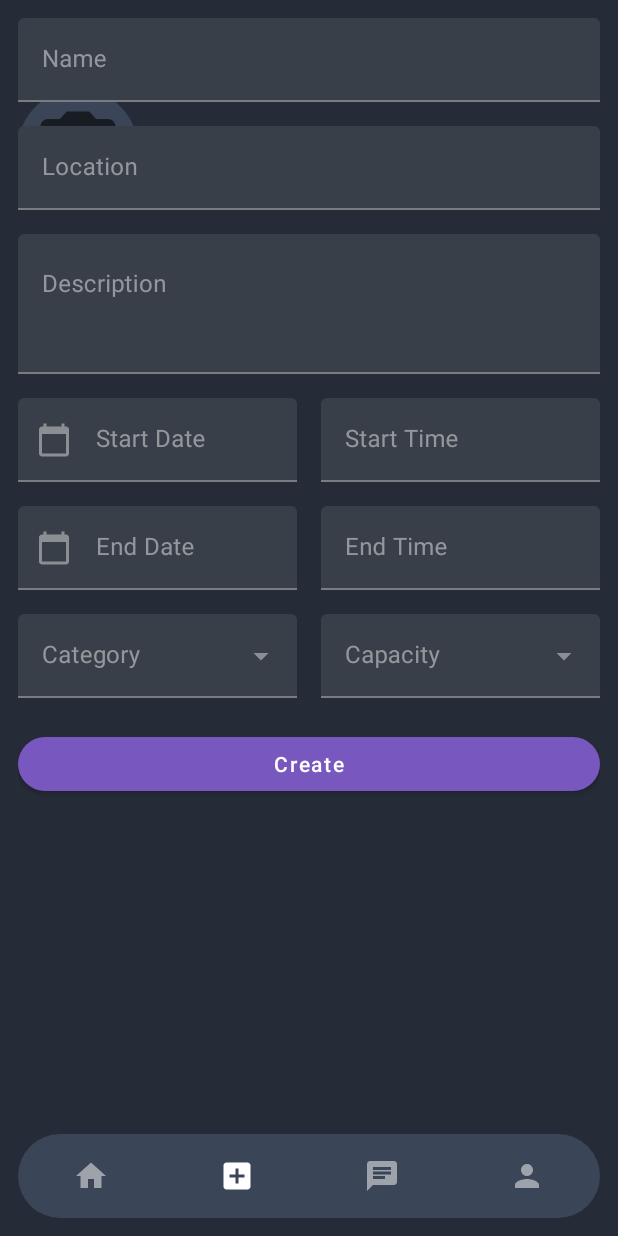
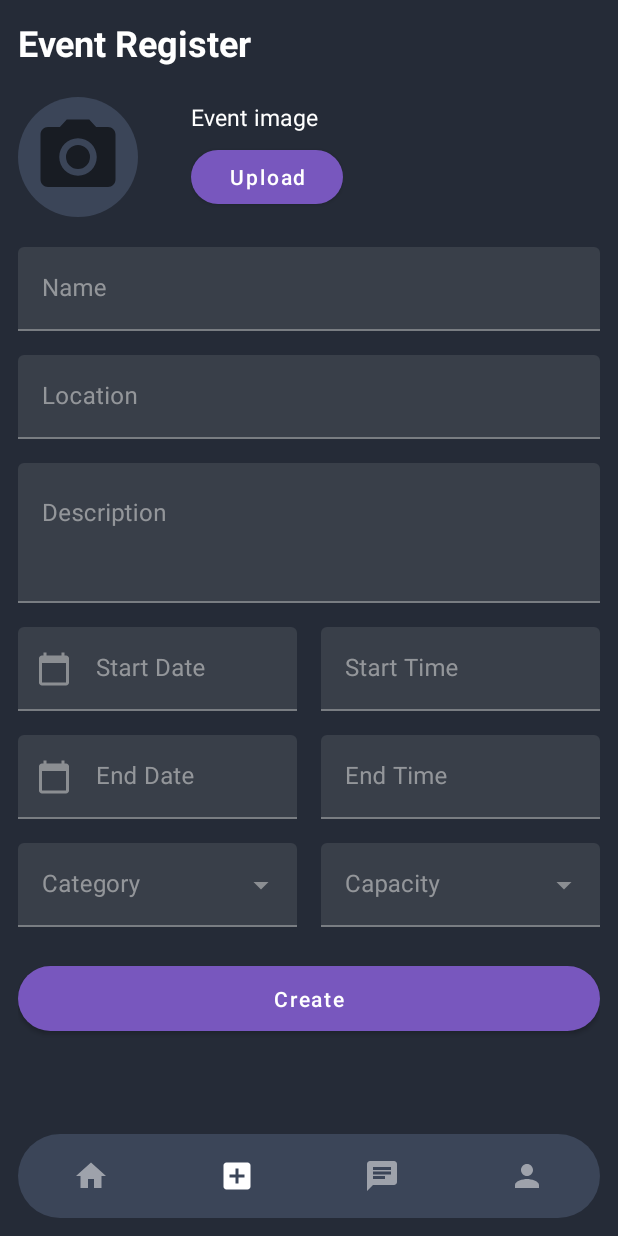
Before and after one commit to ArturAlcoverro/Eventme, an Android app: the screen it shows after launch (MainActivity), item 2 of the bottom bar chosen, on a phone screen of 412 x 824 dp. Run offline under Robolectric (Android 15) with nearby library versions, the phone set to English and light mode, and no system bars; libraries missing offline, so code that uses them is left out: net.yslibrary.android; 1 statement that could not run was skipped.

Commit message:
Arreglat el AddEvent + petits canvis visuals

```diff
--- a/app/src/main/res/drawable/shape_icon_box.xml
+++ b/app/src/main/res/drawable/shape_icon_box.xml
@@ -2,7 +2,5 @@
 <shape xmlns:android="http://schemas.android.com/apk/res/android">
 
     <corners android:radius="5dp" />
-    <stroke
-        android:width="0.5dp"
-        android:color="@color/font_color" />
+    <solid android:color="@color/background_color_light"/>
 </shape>
--- a/app/src/main/res/layout/fragment_create_event.xml
+++ b/app/src/main/res/layout/fragment_create_event.xml
@@ -1,25 +1,33 @@
 <?xml version="1.0" encoding="utf-8"?>
 <FrameLayout xmlns:android="http://schemas.android.com/apk/res/android"
+    xmlns:app="http://schemas.android.com/apk/res-auto"
     xmlns:tools="http://schemas.android.com/tools"
     android:layout_width="match_parent"
     android:layout_height="match_parent"
-    xmlns:app="http://schemas.android.com/apk/res-auto"
     tools:context=".presentation.fragments.CreateEventFragment">
+
+    <ScrollView
+        android:layout_width="match_parent"
+        android:layout_height="match_parent">
+
+        <LinearLayout
+            android:layout_width="match_parent"
+            android:layout_height="wrap_content"
+            android:orientation="vertical">
 
             <androidx.constraintlayout.widget.ConstraintLayout
                 android:layout_width="match_parent"
-        android:layout_height="match_parent"
+                android:layout_height="wrap_content"
                 android:padding="12dp">
 
                 <TextView
+                    style="@style/Style.Eventme.Text.Header2"
                     android:id="@+id/registerTitle"
                     android:layout_width="match_parent"
                     android:layout_height="wrap_content"
                     android:text="@string/createEvent_title"
-            android:textSize="20sp"
                     tools:ignore="MissingConstraints"
-            tools:layout_editor_absoluteX="15dp"
-            />
+                    tools:layout_editor_absoluteX="15dp" />
 
                 <ImageView
                     android:id="@+id/imageIcon"
@@ -38,8 +46,8 @@
                     android:id="@+id/uploadImageBtn"
                     android:layout_width="wrap_content"
                     android:layout_height="wrap_content"
+                    android:layout_marginLeft="35dp"
                     android:orientation="vertical"
-            android:layout_marginLeft="35dp"
                     app:layout_constraintBottom_toTopOf="@+id/createEvent_name"
                     app:layout_constraintStart_toEndOf="@+id/imageIcon"
                     app:layout_constraintTop_toBottomOf="@+id/registerTitle">
@@ -52,6 +60,7 @@
 
                     <com.google.android.material.button.MaterialButton
                         android:id="@+id/upload_btn"
+                        android:layout_marginTop="5dp"
                         style="@style/Style.Eventme.Button"
                         android:layout_width="wrap_content"
                         android:layout_height="wrap_content"
@@ -67,9 +76,10 @@
                     android:id="@+id/createEvent_name"
                     android:layout_width="match_parent"
                     android:layout_height="wrap_content"
+                    android:layout_marginTop="20dp"
                     android:hint="@string/createEvent_name_label"
-            tools:layout_editor_absoluteY="153dp"
-            tools:ignore="MissingConstraints">
+                    app:layout_constraintTop_toBottomOf="@+id/imageIcon"
+                    tools:layout_editor_absoluteX="12dp">
 
                     <com.google.android.material.textfield.TextInputEditText
                         style="@style/Style.Eventme.TextInput"
@@ -88,9 +98,9 @@
                     tools:layout_editor_absoluteX="50dp">
 
                     <com.google.android.material.textfield.TextInputEditText
+                        style="@style/Style.Eventme.TextInput"
                         android:layout_width="match_parent"
-                android:layout_height="wrap_content"
-                style="@style/Style.Eventme.TextInput" />
+                        android:layout_height="wrap_content" />
 
                 </com.google.android.material.textfield.TextInputLayout>
 
@@ -104,11 +114,11 @@
                     tools:layout_editor_absoluteX="50dp">
 
                     <com.google.android.material.textfield.TextInputEditText
+                        style="@style/Style.Eventme.TextInput"
                         android:layout_width="match_parent"
                         android:layout_height="wrap_content"
-                android:lines="3"
                         android:gravity="top"
-                style="@style/Style.Eventme.TextInput" />
+                        android:lines="3" />
 
                 </com.google.android.material.textfield.TextInputLayout>
 
@@ -128,11 +138,12 @@
                         android:layout_marginRight="8dp"
                         android:layout_weight="1"
                         android:hint="@string/createEvent_startDate_label"
+                        app:layout_constraintTop_toBottomOf="@+id/createEvent_description"
+                        app:startIconContentDescription="@string/createEvent_icon_calendar"
                         app:startIconDrawable="@drawable/ic_calendar_icon"
-                app:startIconContentDescription="@string/createEvent_icon_calendar"
-                app:layout_constraintTop_toBottomOf="@+id/createEvent_description"
                         tools:layout_editor_absoluteX="50dp">
                         w
+
                         <com.google.android.material.textfield.TextInputEditText
                             style="@style/Style.Eventme.TextInput"
                             android:layout_width="match_parent"
@@ -144,8 +155,8 @@
                         android:id="@+id/createEvent_startTime"
                         android:layout_width="match_parent"
                         android:layout_height="wrap_content"
+                        android:layout_marginLeft="8dp"
                         android:layout_marginTop="16dp"
-                android:layout_marginLeft="8dp"
                         android:layout_weight="1"
                         android:hint="@string/createEvent_startTime_label"
                         app:layout_constraintHorizontal_weight="0.5"
@@ -176,9 +187,9 @@
                         android:layout_marginRight="8dp"
                         android:layout_weight="1"
                         android:hint="@string/createEvent_endDate_label"
+                        app:layout_constraintTop_toBottomOf="@+id/startLayout"
+                        app:startIconContentDescription="@string/createEvent_icon_calendar"
                         app:startIconDrawable="@drawable/ic_calendar_icon"
-                app:startIconContentDescription="@string/createEvent_icon_calendar"
-                app:layout_constraintTop_toBottomOf="@+id/startLayout"
                         tools:layout_editor_absoluteX="50dp">
 
                         <com.google.android.material.textfield.TextInputEditText
@@ -192,8 +203,8 @@
                         android:id="@+id/createEvent_endTime"
                         android:layout_width="match_parent"
                         android:layout_height="wrap_content"
+                        android:layout_marginLeft="8dp"
                         android:layout_marginTop="16dp"
-                android:layout_marginLeft="8dp"
                         android:layout_weight="1"
                         android:hint="@string/createEvent_endTime_label"
                         app:layout_constraintHorizontal_weight="0.5"
@@ -218,6 +229,7 @@
 
                     <com.google.android.material.textfield.TextInputLayout
                         android:id="@+id/createEvent_category"
+                        style="@style/Widget.MaterialComponents.TextInputLayout.FilledBox.ExposedDropdownMenu"
                         android:layout_width="match_parent"
                         android:layout_height="wrap_content"
                         android:layout_marginTop="16dp"
@@ -225,8 +237,7 @@
                         android:layout_weight="1"
                         android:hint="@string/createEvent_category_label"
                         app:layout_constraintTop_toBottomOf="@+id/endLayout"
-                tools:layout_editor_absoluteX="50dp"
-                style="@style/Widget.MaterialComponents.TextInputLayout.FilledBox.ExposedDropdownMenu">
+                        tools:layout_editor_absoluteX="50dp">
 
                         <AutoCompleteTextView
                             android:layout_width="match_parent"
@@ -237,16 +248,16 @@
 
                     <com.google.android.material.textfield.TextInputLayout
                         android:id="@+id/createEvent_capacity"
+                        style="@style/Widget.MaterialComponents.TextInputLayout.FilledBox.ExposedDropdownMenu"
                         android:layout_width="match_parent"
                         android:layout_height="wrap_content"
+                        android:layout_marginLeft="8dp"
                         android:layout_marginTop="16dp"
-                android:layout_marginLeft="8dp"
                         android:layout_weight="1"
                         android:hint="@string/createEvent_capacity_label"
                         app:layout_constraintHorizontal_weight="0.5"
                         app:layout_constraintTop_toBottomOf="@+id/endLayout"
-                tools:layout_editor_absoluteX="50dp"
-                style="@style/Widget.MaterialComponents.TextInputLayout.FilledBox.ExposedDropdownMenu">
+                        tools:layout_editor_absoluteX="50dp">
 
                         <AutoCompleteTextView
                             android:layout_width="match_parent"
@@ -260,9 +271,9 @@
                     android:id="@+id/create_btn"
                     style="@style/Style.Eventme.Button"
                     android:layout_width="match_parent"
-            android:layout_height="wrap_content"
+                    android:layout_height="55dp"
+                    android:layout_marginTop="20dp"
                     android:text="@string/createEvent_create_btn"
-            android:layout_marginTop="20dp"
                     app:layout_constraintTop_toBottomOf="@+id/latestLayout"
                     tools:layout_editor_absoluteX="15dp">
 
@@ -270,4 +281,11 @@
 
             </androidx.constraintlayout.widget.ConstraintLayout>
 
+            <View
+                android:layout_width="wrap_content"
+                android:layout_height="@dimen/navigation_space" />
+        </LinearLayout>
+
+    </ScrollView>
+
 </FrameLayout>
--- a/app/src/main/res/layout/fragment_home.xml
+++ b/app/src/main/res/layout/fragment_home.xml
@@ -81,7 +81,7 @@
         android:layout_height="match_parent"
         android:orientation="vertical"
         style="@style/Widget.Design.BottomNavigationView"
-        android:paddingBottom="80dp">
+        android:paddingBottom="@dimen/navigation_space">
         <TextView
             style="@style/Style.Eventme.Text.Header1"
             android:layout_width="match_parent"
@@ -93,7 +93,8 @@
             android:overScrollMode="never"
             android:id="@+id/home_view_pager"
             android:layout_width="match_parent"
-            android:layout_height="match_parent"/>
+            android:layout_height="match_parent"
+            android:paddingBottom="10dp"/>
     </LinearLayout>
 
     </LinearLayout>
--- a/app/src/main/res/values/colors.xml
+++ b/app/src/main/res/values/colors.xml
@@ -17,6 +17,8 @@
     <color name="font_color_darker">#B2B2B2</color>
     <color name="background_chat_msg">#332756</color>
 
+    <color name="notification_bar">#1d212b</color>
+
     <color name="menu_button_color">#9EA2AB</color>
 
     <color name="error_color">#e94560</color>
--- a/app/src/main/res/values/themes.xml
+++ b/app/src/main/res/values/themes.xml
@@ -2,6 +2,7 @@
     <!-- Base application theme. -->
     <style name="Theme.Eventme" parent="Theme.MaterialComponents.Light.NoActionBar">
         <item name="colorPrimary">@color/main_purple</item>
+        <item name="colorPrimaryDark">@color/notification_bar</item>
         <item name="colorPrimaryVariant">@color/main_purple_light</item>
         <item name="colorOnPrimary">@color/font_color</item>
         <item name="colorSecondary">@color/background_color_light</item>
```
Also changed, not shown: app/src/main/res/layout/fragment_chat_list.xml (+9 -12 lines), app/src/main/res/layout/fragment_profile.xml (+10 -10 lines). Lines whose indentation alone changed are shown as unchanged.
